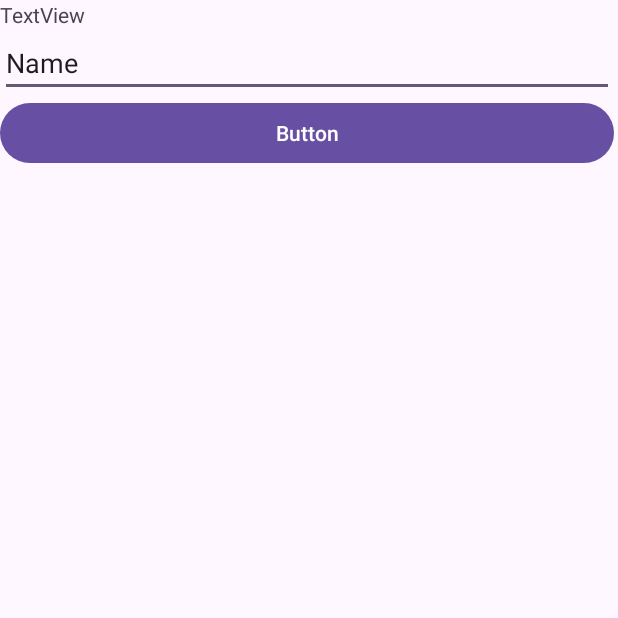
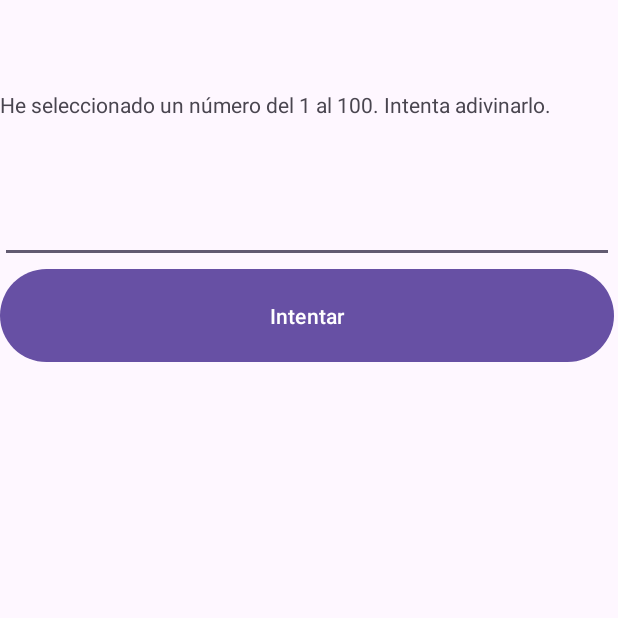
Before and after one commit to luisparejam/JuegoAdivinarNumeroAleatorio, an Android app: the screen it shows after launch (MainActivity), on a phone screen of 412 x 824 dp, the top half of it. Run offline under Robolectric (Android 15) with nearby library versions, the phone set to English and light mode, and no system bars.

Commit message:
primer commit
primer commit

```diff
--- a/app/src/main/java/com/example/juegoadivinarnumeroaleatorio/MainActivity.kt
+++ b/app/src/main/java/com/example/juegoadivinarnumeroaleatorio/MainActivity.kt
@@ -22,14 +22,16 @@ class MainActivity : AppCompatActivity() {
 
         var numeroAleatorio = Random.nextInt(1, 101)
 
+        var intentos:Int = 0
+
         miBoton.setOnClickListener {
+            intentos++
+
             val valorIntroducido = numeroIntroducido.text.toString().toInt()
 
             if(numeroAleatorio<valorIntroducido) mensajeSalida.text="Mas bajo"
-            else if(numeroAleatorio<valorIntroducido) mensajeSalida.text="Mas alto"
-            else mensajeSalida.text="Correcto!!!"
-
-
+            else if(numeroAleatorio>valorIntroducido) mensajeSalida.text="Mas alto"
+            else mensajeSalida.text="Correcto!!!, te tomó " + intentos + " intentos."
         }
     }
 }
--- a/app/src/main/res/layout/activity_main.xml
+++ b/app/src/main/res/layout/activity_main.xml
@@ -15,23 +15,28 @@
         tools:layout_editor_absoluteY="1dp">
 
         <TextView
+            android:id="@+id/top"
+            android:layout_width="match_parent"
+            android:layout_height="60dp"
+            android:text="" />
+
+        <TextView
             android:id="@+id/salidaMensaje"
             android:layout_width="match_parent"
-            android:layout_height="wrap_content"
-            android:text="TextView" />
+            android:layout_height="60dp"
+            android:text="He seleccionado un número del 1 al 100. Intenta adivinarlo." />
 
         <EditText
             android:id="@+id/entradaValor"
             android:layout_width="match_parent"
-            android:layout_height="wrap_content"
+            android:layout_height="55dp"
             android:ems="10"
-            android:inputType="text"
-            android:text="Name" />
+            android:inputType="text" />
 
         <Button
             android:id="@+id/button"
             android:layout_width="match_parent"
-            android:layout_height="wrap_content"
-            android:text="Button" />
+            android:layout_height="70dp"
+            android:text="Intentar" />
     </LinearLayout>
 </androidx.constraintlayout.widget.ConstraintLayout>
```
